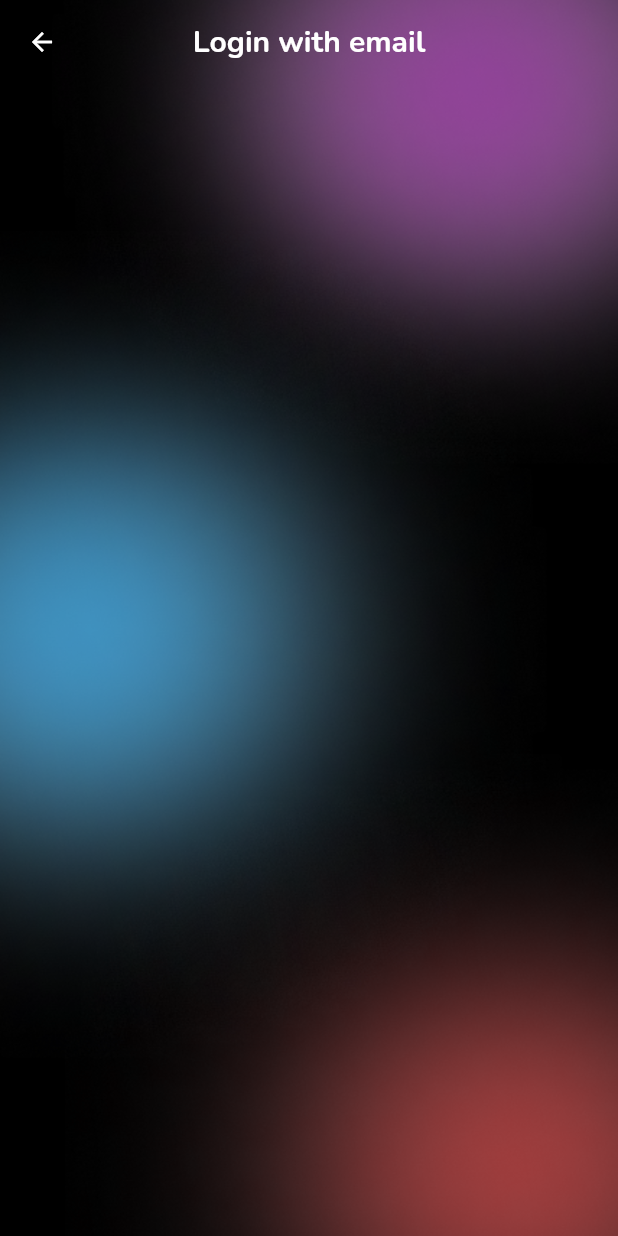
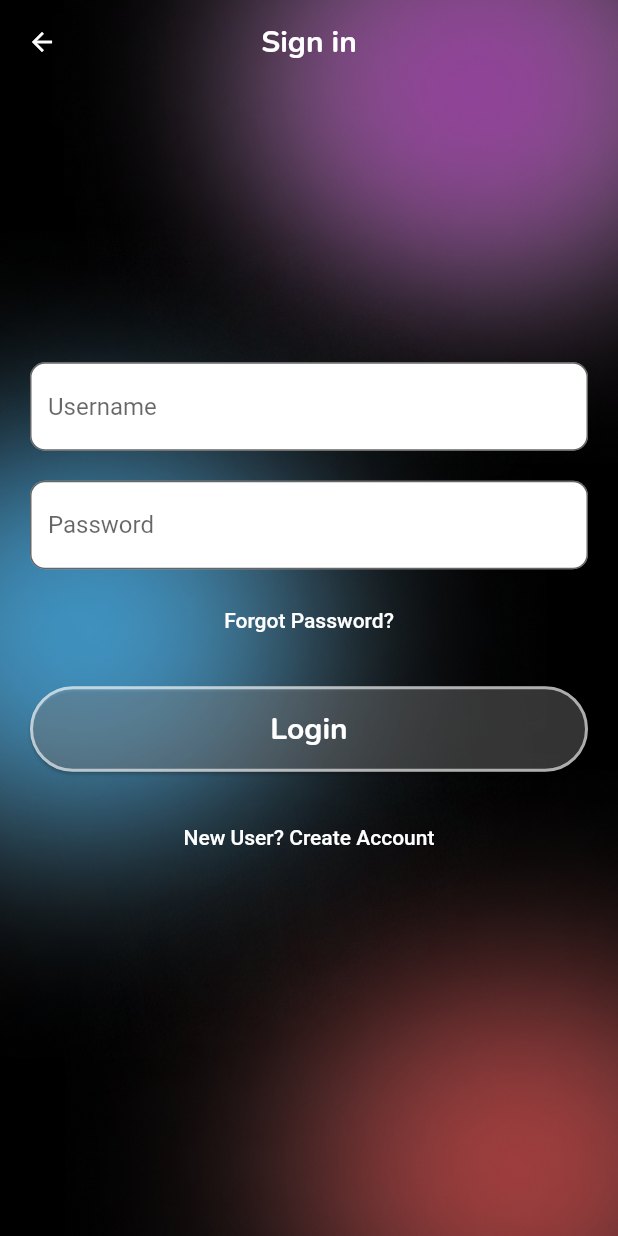
Before and after one commit to kenny101/narraitor-app, a Flutter app: the screen it shows after launch, after a tap on "Login", on a phone screen of 412 x 824 dp. Run offline on Flutter 3.47's test engine with Material 2 defaults, Android fonts, the phone set to English and light mode, and no system bars; our stand-ins replace flutter_rating_bar, go_router, google_fonts, google_nav_bar, line_icons, pocketbase and 1 more.

Commit message:
created a login screen with a general layout

```diff
--- a/lib/src/auth_feature/login_view.dart
+++ b/lib/src/auth_feature/login_view.dart
@@ -1,19 +1,101 @@
 import 'package:flutter/material.dart';
 import 'package:google_fonts/google_fonts.dart';
+
+class AuthButton extends StatefulWidget {
+  final String? imageAssetPath;
+  final String text;
+  final VoidCallback onPressed;
+
+  const AuthButton({
+    this.imageAssetPath,
+    required this.text,
+    required this.onPressed,
+    Key? key,
+  }) : super(key: key);
+
+  @override
+  State<AuthButton> createState() => _AuthButtonState();
+}
+
+class _AuthButtonState extends State<AuthButton>
+    with SingleTickerProviderStateMixin {
+  late AnimationController _controller;
+
+  @override
+  void initState() {
+    super.initState();
+    _controller = AnimationController(
+      duration: const Duration(milliseconds: 150),
+      vsync: this,
+    );
+  }
+
+  void _onButtonPressed() {
+    _controller.forward();
+    Future.delayed(const Duration(milliseconds: 200), () {
+      _controller.reverse();
+    });
+    widget.onPressed();
+  }
+
+  @override
+  Widget build(BuildContext context) {
+    return ScaleTransition(
+      scale: Tween<double>(
+        begin: 1.0,
+        end: .98,
+      ).animate(_controller),
+      child: ElevatedButton(
+        onPressed: _onButtonPressed,
+        style: ElevatedButton.styleFrom(
+          backgroundColor: Colors.white.withOpacity(.2),
+          elevation: 1,
+          side: const BorderSide(width: 2, color: Colors.white60),
+          shape: RoundedRectangleBorder(
+            borderRadius: BorderRadius.circular(30.0),
+          ),
+        ),
+        child: Padding(
+          padding: const EdgeInsets.symmetric(vertical: 15, horizontal: 10),
+          child: Row(
+            mainAxisAlignment: MainAxisAlignment.center,
+            children: [
+              if (widget.imageAssetPath != null)
+                Image.asset(
+                  widget.imageAssetPath!,
+                  width: 24,
+                  height: 24,
+                ),
+              if (widget.imageAssetPath != null) const SizedBox(width: 10),
+              Text(
+                widget.text,
+                style: GoogleFonts.nunito(
+                  fontSize: 20,
+                  fontWeight: FontWeight.bold,
+                  color: Colors.white,
+                ),
+              ),
+            ],
+          ),
+        ),
+      ),
+    );
+  }
+}
 
 class LoginView extends StatelessWidget {
   const LoginView({super.key});
 
   @override
   Widget build(BuildContext context) {
-      return Scaffold(
+    return Scaffold(
       extendBodyBehindAppBar: true,
       appBar: AppBar(
         backgroundColor: Colors.transparent,
         elevation: 0,
-        centerTitle: true, // Center the title horizontally.
+        centerTitle: true,
         title: Text(
-          'Login with email',
+          'Sign in',
           style: GoogleFonts.nunito(
             fontSize: 20,
             fontWeight: FontWeight.bold,
@@ -32,7 +114,6 @@ class LoginView extends StatelessWidget {
       body: Stack(
         fit: StackFit.expand,
         children: [
-          // Set the background image using a Container with a DecorationImage
           Container(
             decoration: const BoxDecoration(
               image: DecorationImage(
@@ -41,6 +122,65 @@ class LoginView extends StatelessWidget {
               ),
             ),
           ),
+          Center(
+            child: Padding(
+              padding: const EdgeInsets.symmetric(horizontal: 20.0),
+              child: Column(
+                mainAxisAlignment: MainAxisAlignment.center,
+                children: [
+                  TextField(
+                    decoration: InputDecoration(
+                      hintText: 'Username',
+                      filled: true,
+                      fillColor: Colors.white,
+                      border: OutlineInputBorder(
+                        borderRadius: BorderRadius.circular(10.0),
+                      ),
+                    ),
+                  ),
+                  const SizedBox(height: 20),
+                  TextField(
+                    obscureText: true,
+                    decoration: InputDecoration(
+                      hintText: 'Password',
+                      filled: true,
+                      fillColor: Colors.white,
+                      border: OutlineInputBorder(
+                        borderRadius: BorderRadius.circular(10.0),
+                      ),
+                    ),
+                  ),
+                  const SizedBox(height: 10),
+                  TextButton(
+                    onPressed: () {
+                      // Add your "Forgot Password" logic here
+                    },
+                    child: const Text(
+                      'Forgot Password?',
+                      style: TextStyle(color: Colors.white),
+                    ),
+                  ),
+                  const SizedBox(height: 20),
+                  AuthButton(
+                    text: 'Login',
+                    onPressed: () {
+                      // Add your login logic here
+                    },
+                  ),
+                  const SizedBox(height: 20), // Add more spacing between buttons
+                  TextButton(
+                    onPressed: () {
+                      // Add your "Create Account" logic here
+                    },
+                    child: const Text(
+                      'New User? Create Account',
+                      style: TextStyle(color: Colors.white),
+                    ),
+                  ),
+                ],
+              ),
+            ),
+          ),
         ],
       ),
     );
--- a/lib/src/auth_feature/welcome_view.dart
+++ b/lib/src/auth_feature/welcome_view.dart
@@ -28,7 +28,7 @@ class WelcomeView extends StatelessWidget {
                 ),
               ),
               Padding(
-                padding: const EdgeInsets.only(top: 150.0),
+                padding: const EdgeInsets.only(top: 225.0),
                 child: Padding(
                   padding: const EdgeInsets.symmetric(horizontal: 35.0),
                   child: Column(
```
Also changed, not shown: flutter_01.png (deleted).
